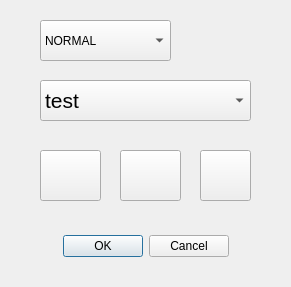
The window that src/views/forms/targetchoicedialog.ui (LP-ACPI/VerrouYEAH) describes before a commit, drawn with Qt 5.
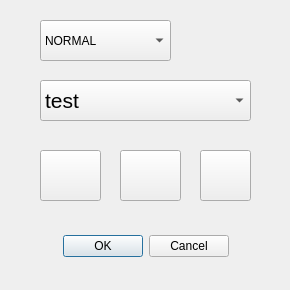
The same window after the commit. Icons and pictures are not drawn.

```diff
--- a/src/views/forms/targetchoicedialog.ui
+++ b/src/views/forms/targetchoicedialog.ui
@@ -6,10 +6,22 @@
    <rect>
     <x>0</x>
     <y>0</y>
-    <width>291</width>
-    <height>287</height>
+    <width>290</width>
+    <height>290</height>
    </rect>
   </property>
+  <property name="minimumSize">
+   <size>
+    <width>290</width>
+    <height>290</height>
+   </size>
+  </property>
+  <property name="maximumSize">
+   <size>
+    <width>290</width>
+    <height>290</height>
+   </size>
+  </property>
   <property name="windowTitle">
    <string>Dialog</string>
   </property>
```
